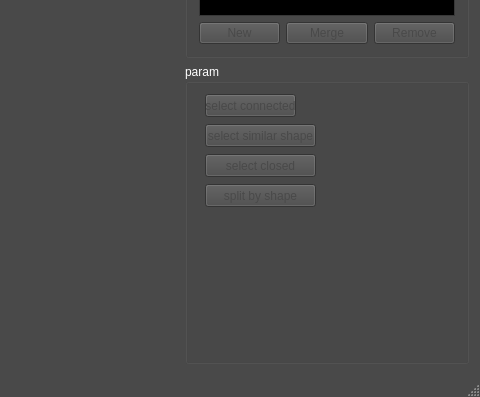
Before: the Qt Designer form sewingeditor.ui in dolphin-li/SewingEditor, drawn with Qt 5; both pictures show x 606 to 1086 and y 476 to 873 of the 1086 by 873 pixel window.
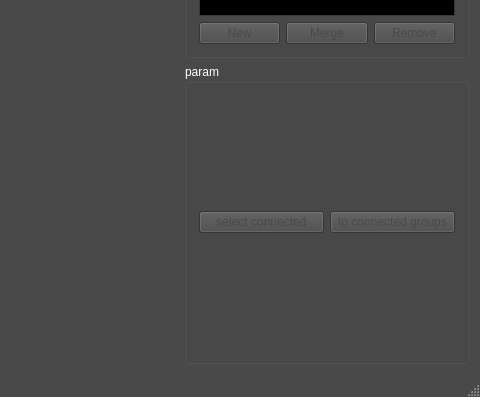
After: the same form once the commit is applied. Custom widgets are drawn as their Qt base class.

Diff of the .ui file:
```diff
--- a/sewingeditor.ui
+++ b/sewingeditor.ui
@@ -966,58 +966,22 @@
        <property name="title">
         <string>param</string>
        </property>
+       <layout class="QGridLayout" name="gridLayout_4">
+        <item row="0" column="0">
        <widget class="QPushButton" name="pbSelectConnected">
-        <property name="geometry">
-         <rect>
-          <x>20</x>
-          <y>30</y>
-          <width>91</width>
-          <height>23</height>
-         </rect>
-        </property>
         <property name="text">
          <string>select connected</string>
         </property>
        </widget>
-       <widget class="QPushButton" name="pbSelectSimilarShape">
-        <property name="geometry">
-         <rect>
-          <x>20</x>
-          <y>60</y>
-          <width>111</width>
-          <height>23</height>
-         </rect>
-        </property>
+        </item>
+        <item row="0" column="1">
+         <widget class="QPushButton" name="pbToConnectedGroups">
         <property name="text">
-         <string>select similar shape</string>
-        </property>
-       </widget>
-       <widget class="QPushButton" name="pbSelectClosed">
-        <property name="geometry">
-         <rect>
-          <x>20</x>
-          <y>90</y>
-          <width>111</width>
-          <height>23</height>
-         </rect>
-        </property>
-        <property name="text">
-         <string>select closed</string>
-        </property>
-       </widget>
-       <widget class="QPushButton" name="pbSplitByShape">
-        <property name="geometry">
-         <rect>
-          <x>20</x>
-          <y>120</y>
-          <width>111</width>
-          <height>23</height>
-         </rect>
-        </property>
-        <property name="text">
-         <string>split by shape</string>
-        </property>
-       </widget>
+           <string>to connected groups</string>
+          </property>
+         </widget>
+        </item>
+       </layout>
       </widget>
      </item>
     </layout>
```
Lines whose indentation alone changed are shown as unchanged.
